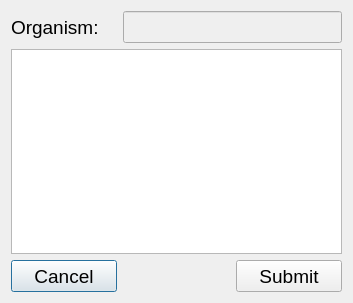
This is co_targeting.ui in TrinhLab/CASPERapp as Qt 5 draws it before an edit. The edited form follows.
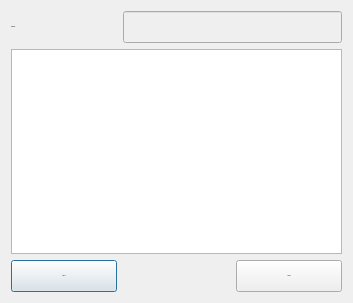
This is the edited form.

Commit message: making UI use pixel count for font sizes rather than point size to keep it from scaling from windows scaling

Diff of the .ui file:
```diff
--- a/co_targeting.ui
+++ b/co_targeting.ui
@@ -13,12 +13,18 @@
   <property name="font">
    <font>
     <family>Arial</family>
-    <pointsize>14</pointsize>
+    <pointsize>1</pointsize>
+    <weight>50</weight>
+    <italic>false</italic>
+    <bold>false</bold>
    </font>
   </property>
   <property name="windowTitle">
    <string>Cotargeting</string>
   </property>
+  <property name="styleSheet">
+   <string notr="true">font: 16px 'Arial';</string>
+  </property>
   <layout class="QGridLayout" name="gridLayout">
    <property name="sizeConstraint">
     <enum>QLayout::SetNoConstraint</enum>
```
The commit also changes 34 other files.
